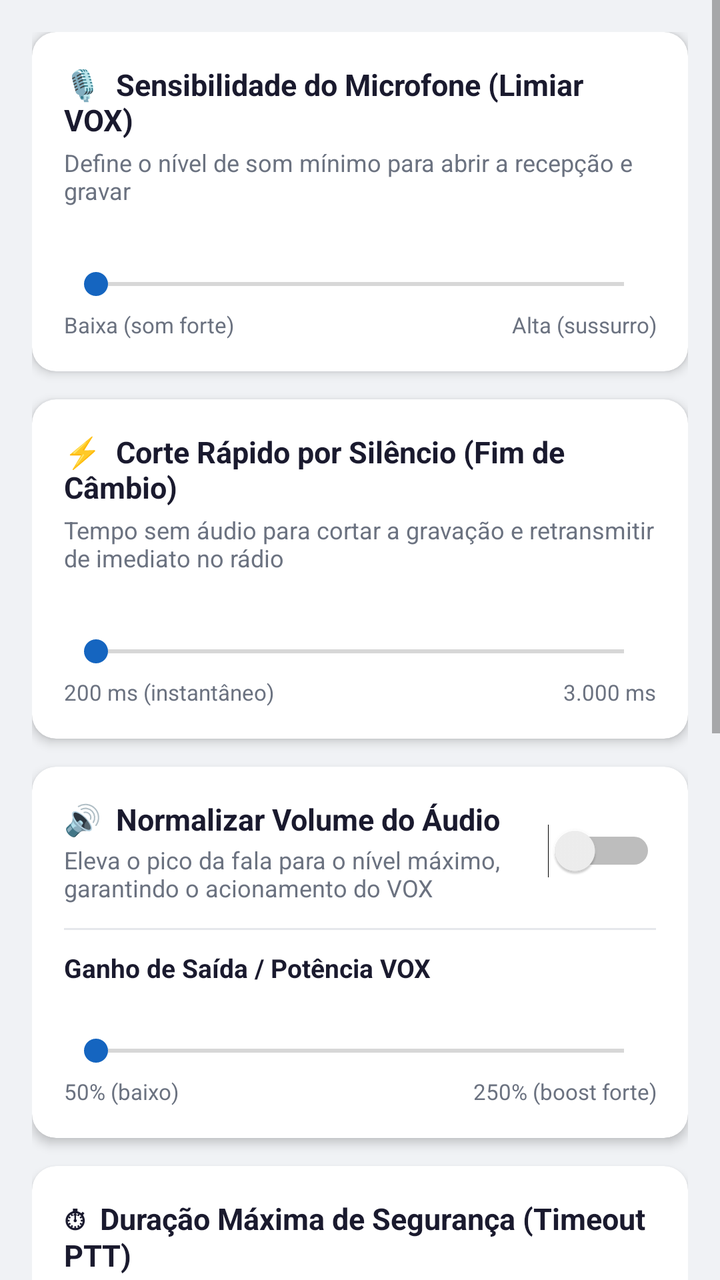
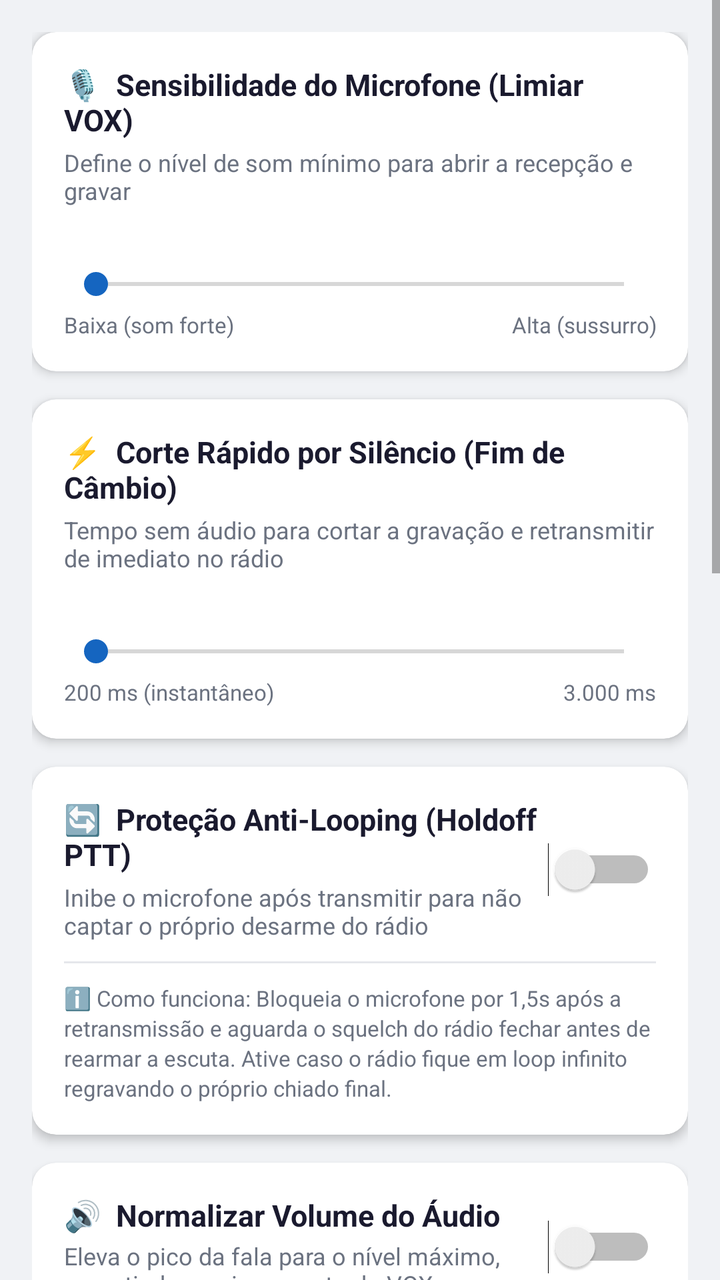

The first picture is an Android layout as it rendered before a commit; the second is the same layout after the commit. The layout source and the unified diff follow.
<!-- AndroidManifest.xml: application theme Theme.RepetidoraPapagaio -->
<!-- res/layout/activity_settings.xml -->
<?xml version="1.0" encoding="utf-8"?>
<ScrollView xmlns:android="http://schemas.android.com/apk/res/android"
    xmlns:app="http://schemas.android.com/apk/res-auto"
    android:layout_width="match_parent"
    android:layout_height="match_parent"
    android:background="@color/background">

    <LinearLayout
        android:layout_width="match_parent"
        android:layout_height="wrap_content"
        android:orientation="vertical"
        android:padding="16dp">

        
        <androidx.cardview.widget.CardView
            android:layout_width="match_parent"
            android:layout_height="wrap_content"
            android:layout_marginBottom="14dp"
            app:cardCornerRadius="12dp"
            app:cardElevation="3dp"
            app:cardBackgroundColor="@color/card_bg">

            <LinearLayout
                android:layout_width="match_parent"
                android:layout_height="wrap_content"
                android:orientation="vertical"
                android:padding="16dp">

                <TextView
                    android:layout_width="match_parent"
                    android:layout_height="wrap_content"
                    android:text="🎙  Sensibilidade do Microfone (Limiar VOX)"
                    android:textSize="15sp"
                    android:textStyle="bold"
                    android:textColor="@color/text_primary"/>

                <TextView
                    android:layout_width="match_parent"
                    android:layout_height="wrap_content"
                    android:text="Define o nível de som mínimo para abrir a recepção e gravar"
                    android:textSize="12sp"
                    android:textColor="@color/text_secondary"
                    android:paddingTop="3dp"
                    android:paddingBottom="8dp"/>

                <TextView
                    android:id="@+id/tv_sensitivity_value"
                    android:layout_width="match_parent"
                    android:layout_height="wrap_content"
                    android:textSize="13sp"
                    android:textColor="@color/primary"
                    android:textStyle="bold"
                    android:paddingBottom="4dp"/>

                <SeekBar
                    android:id="@+id/seek_sensitivity"
                    android:layout_width="match_parent"
                    android:layout_height="wrap_content"
                    android:progressTint="@color/primary"
                    android:thumbTint="@color/primary"/>

                <LinearLayout
                    android:layout_width="match_parent"
                    android:layout_height="wrap_content"
                    android:paddingTop="4dp">
                    <TextView android:layout_width="0dp" android:layout_weight="1"
                        android:layout_height="wrap_content"
                        android:text="Baixa (som forte)" android:textSize="11sp"
                        android:textColor="@color/text_secondary"/>
                    <TextView android:layout_width="0dp" android:layout_weight="1"
                        android:layout_height="wrap_content"
                        android:text="Alta (sussurro)" android:textSize="11sp"
                        android:textColor="@color/text_secondary"
                        android:gravity="end"/>
                </LinearLayout>
            </LinearLayout>
        </androidx.cardview.widget.CardView>

        
        <androidx.cardview.widget.CardView
            android:layout_width="match_parent"
            android:layout_height="wrap_content"
            android:layout_marginBottom="14dp"
            app:cardCornerRadius="12dp"
            app:cardElevation="3dp"
            app:cardBackgroundColor="@color/card_bg">

            <LinearLayout
                android:layout_width="match_parent"
                android:layout_height="wrap_content"
                android:orientation="vertical"
                android:padding="16dp">

                <TextView
                    android:layout_width="match_parent"
                    android:layout_height="wrap_content"
                    android:text="⚡  Corte Rápido por Silêncio (Fim de Câmbio)"
                    android:textSize="15sp"
                    android:textStyle="bold"
                    android:textColor="@color/text_primary"/>

                <TextView
                    android:layout_width="match_parent"
                    android:layout_height="wrap_content"
                    android:text="Tempo sem áudio para cortar a gravação e retransmitir de imediato no rádio"
                    android:textSize="12sp"
                    android:textColor="@color/text_secondary"
                    android:paddingTop="3dp"
                    android:paddingBottom="8dp"/>

                <TextView
                    android:id="@+id/tv_silence_value"
                    android:layout_width="match_parent"
                    android:layout_height="wrap_content"
                    android:textSize="13sp"
                    android:textColor="@color/primary"
                    android:textStyle="bold"
                    android:paddingBottom="4dp"/>

                <SeekBar
                    android:id="@+id/seek_silence"
                    android:layout_width="match_parent"
                    android:layout_height="wrap_content"
                    android:progressTint="@color/primary"
                    android:thumbTint="@color/primary"/>

                <LinearLayout
                    android:layout_width="match_parent"
                    android:layout_height="wrap_content"
                    android:paddingTop="4dp">
                    <TextView android:layout_width="0dp" android:layout_weight="1"
                        android:layout_height="wrap_content"
                        android:text="200 ms (instantâneo)" android:textSize="11sp"
                        android:textColor="@color/text_secondary"/>
                    <TextView android:layout_width="0dp" android:layout_weight="1"
                        android:layout_height="wrap_content"
                        android:text="3.000 ms" android:textSize="11sp"
                        android:textColor="@color/text_secondary"
                        android:gravity="end"/>
                </LinearLayout>
            </LinearLayout>
        </androidx.cardview.widget.CardView>

        
        <androidx.cardview.widget.CardView
            android:layout_width="match_parent"
            android:layout_height="wrap_content"
            android:layout_marginBottom="14dp"
            app:cardCornerRadius="12dp"
            app:cardElevation="3dp"
            app:cardBackgroundColor="@color/card_bg">

            <LinearLayout
                android:layout_width="match_parent"
                android:layout_height="wrap_content"
                android:orientation="vertical"
                android:padding="16dp">

                <LinearLayout
                    android:layout_width="match_parent"
                    android:layout_height="wrap_content"
                    android:orientation="horizontal"
                    android:gravity="center_vertical">

                    <LinearLayout
                        android:layout_width="0dp"
                        android:layout_height="wrap_content"
                        android:layout_weight="1"
                        android:orientation="vertical">

                        <TextView
                            android:layout_width="wrap_content"
                            android:layout_height="wrap_content"
                            android:text="🔊  Normalizar Volume do Áudio"
                            android:textSize="15sp"
                            android:textStyle="bold"
                            android:textColor="@color/text_primary"/>

                        <TextView
                            android:layout_width="wrap_content"
                            android:layout_height="wrap_content"
                            android:text="Eleva o pico da fala para o nível máximo, garantindo o acionamento do VOX"
                            android:textSize="12sp"
                            android:textColor="@color/text_secondary"
                            android:paddingTop="2dp"/>
                    </LinearLayout>

                    <Switch
                        android:id="@+id/switch_normalize"
                        android:layout_width="wrap_content"
                        android:layout_height="wrap_content"/>
                </LinearLayout>

                <View
                    android:layout_width="match_parent"
                    android:layout_height="1dp"
                    android:background="@color/divider"
                    android:layout_marginTop="12dp"
                    android:layout_marginBottom="10dp"/>

                <TextView
                    android:layout_width="match_parent"
                    android:layout_height="wrap_content"
                    android:text="Ganho de Saída / Potência VOX"
                    android:textSize="13sp"
                    android:textStyle="bold"
                    android:textColor="@color/text_primary"/>

                <TextView
                    android:id="@+id/tv_boost_value"
                    android:layout_width="match_parent"
                    android:layout_height="wrap_content"
                    android:textSize="13sp"
                    android:textColor="@color/primary"
                    android:textStyle="bold"
                    android:paddingTop="2dp"
                    android:paddingBottom="4dp"/>

                <SeekBar
                    android:id="@+id/seek_boost"
                    android:layout_width="match_parent"
                    android:layout_height="wrap_content"
                    android:progressTint="@color/primary"
                    android:thumbTint="@color/primary"/>

                <LinearLayout
                    android:layout_width="match_parent"
                    android:layout_height="wrap_content"
                    android:paddingTop="4dp">
                    <TextView android:layout_width="0dp" android:layout_weight="1"
                        android:layout_height="wrap_content"
                        android:text="50% (baixo)" android:textSize="11sp"
                        android:textColor="@color/text_secondary"/>
                    <TextView android:layout_width="0dp" android:layout_weight="1"
                        android:layout_height="wrap_content"
                        android:text="250% (boost forte)" android:textSize="11sp"
                        android:textColor="@color/text_secondary"
                        android:gravity="end"/>
                </LinearLayout>
            </LinearLayout>
        </androidx.cardview.widget.CardView>

        
        <androidx.cardview.widget.CardView
            android:layout_width="match_parent"
            android:layout_height="wrap_content"
            android:layout_marginBottom="14dp"
            app:cardCornerRadius="12dp"
            app:cardElevation="3dp"
            app:cardBackgroundColor="@color/card_bg">

            <LinearLayout
                android:layout_width="match_parent"
                android:layout_height="wrap_content"
                android:orientation="vertical"
                android:padding="16dp">

                <TextView
                    android:layout_width="match_parent"
                    android:layout_height="wrap_content"
                    android:text="⏱  Duração Máxima de Segurança (Timeout PTT)"
                    android:textSize="15sp"
                    android:textStyle="bold"
                    android:textColor="@color/text_primary"/>

                <TextView
                    android:layout_width="match_parent"
                    android:layout_height="wrap_content"
                    android:text="Tempo limite caso o squelch do rádio fique aberto sem parar"
                    android:textSize="12sp"
                    android:textColor="@color/text_secondary"
                    android:paddingTop="3dp"
                    android:paddingBottom="8dp"/>

                <TextView
                    android:id="@+id/tv_duration_value"
                    android:layout_width="match_parent"
                    android:layout_height="wrap_content"
                    android:textSize="13sp"
                    android:textColor="@color/primary"
                    android:textStyle="bold"
                    android:paddingBottom="4dp"/>

                <SeekBar
                    android:id="@+id/seek_duration"
                    android:layout_width="match_parent"
                    android:layout_height="wrap_content"
                    android:progressTint="@color/primary"
                    android:thumbTint="@color/primary"/>

                <LinearLayout
                    android:layout_width="match_parent"
                    android:layout_height="wrap_content"
                    android:paddingTop="4dp">
                    <TextView android:layout_width="0dp" android:layout_weight="1"
                        android:layout_height="wrap_content"
                        android:text="5 s" android:textSize="11sp"
                        android:textColor="@color/text_secondary"/>
                    <TextView android:layout_width="0dp" android:layout_weight="1"
                        android:layout_height="wrap_content"
                        android:text="120 s" android:textSize="11sp"
                        android:textColor="@color/text_secondary"
                        android:gravity="end"/>
                </LinearLayout>
            </LinearLayout>
        </androidx.cardview.widget.CardView>

        
        <androidx.cardview.widget.CardView
            android:layout_width="match_parent"
            android:layout_height="wrap_content"
            android:layout_marginBottom="14dp"
            app:cardCornerRadius="12dp"
            app:cardElevation="3dp"
            app:cardBackgroundColor="@color/card_bg">

            <LinearLayout
                android:layout_width="match_parent"
                android:layout_height="wrap_content"
                android:orientation="vertical"
                android:padding="16dp">

                <TextView
                    android:layout_width="match_parent"
                    android:layout_height="wrap_content"
                    android:text="🔁  Intervalo de Transmissão Periódica"
                    android:textSize="15sp"
                    android:textStyle="bold"
                    android:textColor="@color/text_primary"/>

                <TextView
                    android:layout_width="match_parent"
                    android:layout_height="wrap_content"
                    android:text="Intervalo entre transmissões do áudio de baliza / identificador"
                    android:textSize="12sp"
                    android:textColor="@color/text_secondary"
                    android:paddingTop="3dp"
                    android:paddingBottom="8dp"/>

                <TextView
                    android:id="@+id/tv_interval_value"
                    android:layout_width="match_parent"
                    android:layout_height="wrap_content"
                    android:textSize="13sp"
                    android:textColor="@color/primary"
                    android:textStyle="bold"
                    android:paddingBottom="4dp"/>

                <SeekBar
                    android:id="@+id/seek_interval"
                    android:layout_width="match_parent"
                    android:layout_height="wrap_content"
                    android:progressTint="@color/primary"
                    android:thumbTint="@color/primary"/>

                <LinearLayout
                    android:layout_width="match_parent"
                    android:layout_height="wrap_content"
                    android:paddingTop="4dp">
                    <TextView android:layout_width="0dp" android:layout_weight="1"
                        android:layout_height="wrap_content"
                        android:text="1 min" android:textSize="11sp"
                        android:textColor="@color/text_secondary"/>
                    <TextView android:layout_width="0dp" android:layout_weight="1"
                        android:layout_height="wrap_content"
                        android:text="4h" android:textSize="11sp"
                        android:textColor="@color/text_secondary"
                        android:gravity="end"/>
                </LinearLayout>
            </LinearLayout>
        </androidx.cardview.widget.CardView>

        
        <androidx.cardview.widget.CardView
            android:layout_width="match_parent"
            android:layout_height="wrap_content"
            android:layout_marginBottom="16dp"
            app:cardCornerRadius="12dp"
            app:cardElevation="3dp"
            app:cardBackgroundColor="@color/card_bg">

            <LinearLayout
                android:layout_width="match_parent"
                android:layout_height="wrap_content"
                android:orientation="vertical"
                android:padding="16dp">

                <TextView
                    android:layout_width="match_parent"
                    android:layout_height="wrap_content"
                    android:text="🧹  Expurgo Automático de Histórico"
                    android:textSize="15sp"
                    android:textStyle="bold"
                    android:textColor="@color/text_primary"/>

                <TextView
                    android:layout_width="match_parent"
                    android:layout_height="wrap_content"
                    android:text="Exclui automaticamente registros e gravações antigas para liberar espaço"
                    android:textSize="12sp"
                    android:textColor="@color/text_secondary"
                    android:paddingTop="3dp"
                    android:paddingBottom="8dp"/>

                <TextView
                    android:id="@+id/tv_purge_days_value"
                    android:layout_width="match_parent"
                    android:layout_height="wrap_content"
                    android:textSize="13sp"
                    android:textColor="@color/primary"
                    android:textStyle="bold"
                    android:paddingBottom="4dp"/>

                <SeekBar
                    android:id="@+id/seek_purge_days"
                    android:layout_width="match_parent"
                    android:layout_height="wrap_content"
                    android:progressTint="@color/primary"
                    android:thumbTint="@color/primary"/>

                <LinearLayout
                    android:layout_width="match_parent"
                    android:layout_height="wrap_content"
                    android:paddingTop="4dp">
                    <TextView android:layout_width="0dp" android:layout_weight="1"
                        android:layout_height="wrap_content"
                        android:text="1 dia" android:textSize="11sp"
                        android:textColor="@color/text_secondary"/>
                    <TextView android:layout_width="0dp" android:layout_weight="1"
                        android:layout_height="wrap_content"
                        android:text="30 dias" android:textSize="11sp"
                        android:textColor="@color/text_secondary"
                        android:gravity="end"/>
                </LinearLayout>
            </LinearLayout>
        </androidx.cardview.widget.CardView>

    </LinearLayout>
</ScrollView>
<!-- resources referenced by this layout -->
<resources>
  <color name="background">#F0F2F5</color>
  <color name="card_bg">#FFFFFF</color>
  <color name="divider">#E5E7EB</color>
  <color name="primary">#1565C0</color>
  <color name="text_primary">#1A1A2E</color>
  <color name="text_secondary">#6B7280</color>
  <style name="Theme.RepetidoraPapagaio" parent="Theme.MaterialComponents.DayNight.DarkActionBar">
          <item name="colorPrimary">@color/primary</item>
          <item name="colorPrimaryVariant">@color/primary_dark</item>
          <item name="colorOnPrimary">@color/white</item>
          <item name="colorSecondary">@color/accent</item>
          <item name="colorOnSecondary">@color/white</item>
          <item name="android:windowBackground">@color/background</item>
          <item name="android:statusBarColor">@color/primary_dark</item>
      </style>
  <color name="primary_dark">#0D47A1</color>
  <color name="white">#FFFFFF</color>
  <color name="accent">#FF6F00</color>
</resources>

<!-- the commit's change to res/layout/activity_settings.xml (unified diff, before → after) -->
@@ -138,6 +138,73 @@
                         android:textColor="@color/text_secondary"
                         android:gravity="end"/>
                 </LinearLayout>
+            </LinearLayout>
+        </androidx.cardview.widget.CardView>
+
+        
+        <androidx.cardview.widget.CardView
+            android:layout_width="match_parent"
+            android:layout_height="wrap_content"
+            android:layout_marginBottom="14dp"
+            app:cardCornerRadius="12dp"
+            app:cardElevation="3dp"
+            app:cardBackgroundColor="@color/card_bg">
+
+            <LinearLayout
+                android:layout_width="match_parent"
+                android:layout_height="wrap_content"
+                android:orientation="vertical"
+                android:padding="16dp">
+
+                <LinearLayout
+                    android:layout_width="match_parent"
+                    android:layout_height="wrap_content"
+                    android:orientation="horizontal"
+                    android:gravity="center_vertical">
+
+                    <LinearLayout
+                        android:layout_width="0dp"
+                        android:layout_height="wrap_content"
+                        android:layout_weight="1"
+                        android:orientation="vertical">
+
+                        <TextView
+                            android:layout_width="wrap_content"
+                            android:layout_height="wrap_content"
+                            android:text="🔄  Proteção Anti-Looping (Holdoff PTT)"
+                            android:textSize="15sp"
+                            android:textStyle="bold"
+                            android:textColor="@color/text_primary"/>
+
+                        <TextView
+                            android:layout_width="wrap_content"
+                            android:layout_height="wrap_content"
+                            android:text="Inibe o microfone após transmitir para não captar o próprio desarme do rádio"
+                            android:textSize="12sp"
+                            android:textColor="@color/text_secondary"
+                            android:paddingTop="3dp"/>
+                    </LinearLayout>
+
+                    <Switch
+                        android:id="@+id/switch_anti_loop"
+                        android:layout_width="wrap_content"
+                        android:layout_height="wrap_content"/>
+                </LinearLayout>
+
+                <View
+                    android:layout_width="match_parent"
+                    android:layout_height="1dp"
+                    android:background="@color/divider"
+                    android:layout_marginTop="10dp"
+                    android:layout_marginBottom="10dp"/>
+
+                <TextView
+                    android:layout_width="match_parent"
+                    android:layout_height="wrap_content"
+                    android:text="ℹ️ Como funciona: Bloqueia o microfone por 1,5s após a retransmissão e aguarda o squelch do rádio fechar antes de rearmar a escuta. Ative caso o rádio fique em loop infinito regravando o próprio chiado final."
+                    android:textSize="11sp"
+                    android:textColor="@color/text_secondary"
+                    android:lineSpacingExtra="2dp"/>
             </LinearLayout>
         </androidx.cardview.widget.CardView>
 
@@ -435,5 +502,51 @@
             </LinearLayout>
         </androidx.cardview.widget.CardView>
 
+        
+        <androidx.cardview.widget.CardView
+            android:layout_width="match_parent"
+            android:layout_height="wrap_content"
+            android:layout_marginBottom="14dp"
+            app:cardCornerRadius="12dp"
+            app:cardElevation="3dp"
+            app:cardBackgroundColor="@color/card_bg">
+
+            <LinearLayout
+                android:layout_width="match_parent"
+                android:layout_height="wrap_content"
+                android:orientation="horizontal"
+                android:padding="16dp"
+                android:gravity="center_vertical">
+
+                <LinearLayout
+                    android:layout_width="0dp"
+                    android:layout_height="wrap_content"
+                    android:layout_weight="1"
+                    android:orientation="vertical">
+
+                    <TextView
+                        android:layout_width="wrap_content"
+                        android:layout_height="wrap_content"
+                        android:text="📱  Manter Tela Sempre Ativa"
+                        android:textSize="15sp"
+                        android:textStyle="bold"
+                        android:textColor="@color/text_primary"/>
+
+                    <TextView
+                        android:layout_width="wrap_content"
+                        android:layout_height="wrap_content"
+                        android:text="Impede que a tela do celular apague enquanto o app estiver aberto (consome mais bateria)"
+                        android:textSize="12sp"
+                        android:textColor="@color/text_secondary"
+                        android:paddingTop="3dp"/>
+                </LinearLayout>
+
+                <Switch
+                    android:id="@+id/switch_keep_screen_on"
+                    android:layout_width="wrap_content"
+                    android:layout_height="wrap_content"/>
+            </LinearLayout>
+        </androidx.cardview.widget.CardView>
+
     </LinearLayout>
 </ScrollView>
